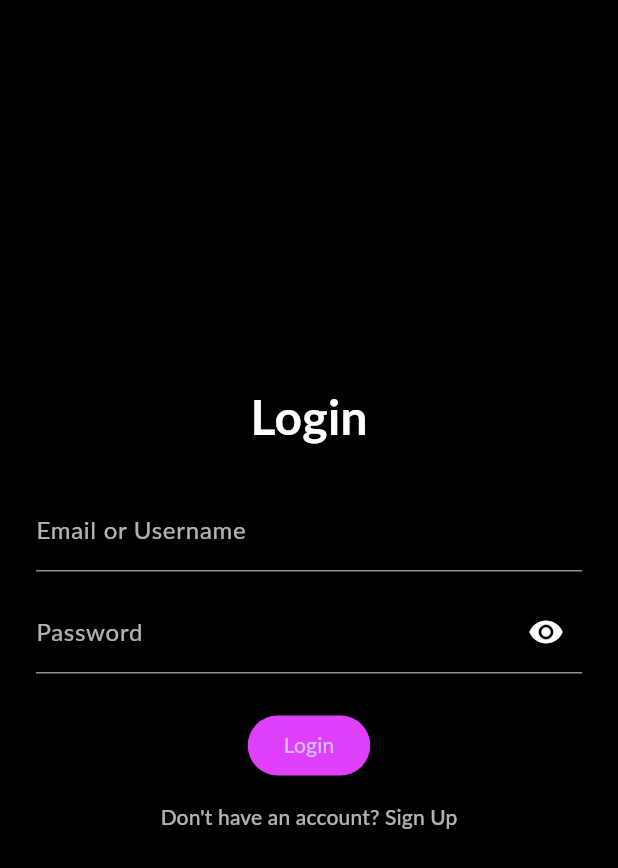
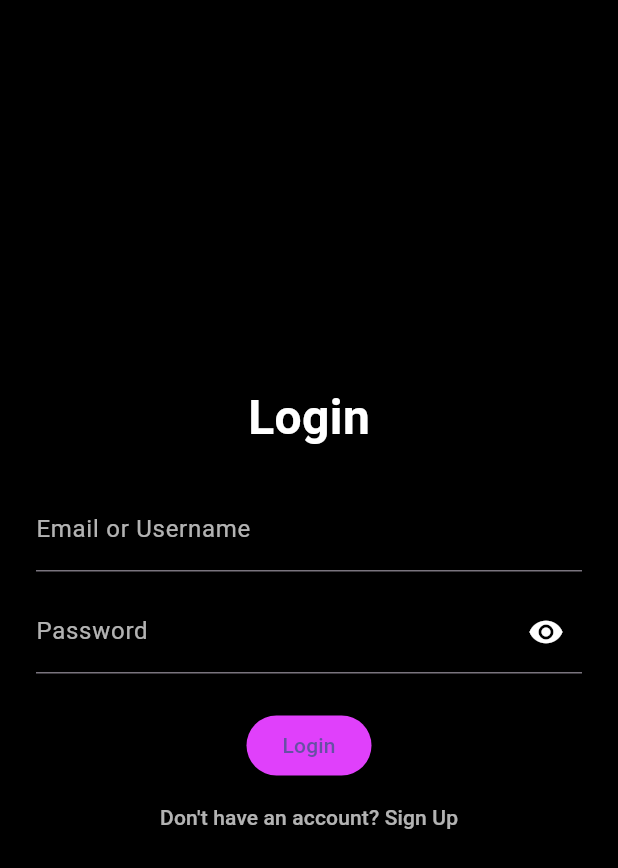
Before and after one commit to M-AmirBagheri/Music-Player, a Flutter app: the screen it shows after launch, item 2 of the bottom bar chosen, on a phone screen of 412 x 824 dp. Shown: the top 868 px of the screen. Run offline on Flutter 3.47's test engine with Material 3 defaults, Android fonts, the light colour scheme and no system bars; our stand-ins replace image_picker, just_audio, on_audio_query, shared_preferences; Roboto replaces fonts that are missing (Lato).

Commit message:
add theme provider

```diff
--- a/lib/main.dart
+++ b/lib/main.dart
@@ -1,7 +1,8 @@
 import 'package:flutter/material.dart';
 import 'package:flutter/services.dart';
+import 'package:provider/provider.dart';
 import 'pages/home/home_page.dart';
-
+import '../../widgets/theme_provider.dart';
 void main() {
   WidgetsFlutterBinding.ensureInitialized();
   SystemChrome.setSystemUIOverlayStyle(
@@ -14,26 +15,29 @@ void main() {
       systemNavigationBarContrastEnforced: false,
     ),
   );
-  runApp(const MyApp());
+
+  runApp(
+    ChangeNotifierProvider(
+      create: (context) => ThemeProvider(ThemeData.dark())..loadTheme(),
+      child: const MyApp(),
+    ),
+  );
 }
-
-
 
 class MyApp extends StatelessWidget {
   const MyApp({super.key});
 
   @override
   Widget build(BuildContext context) {
-    return MaterialApp(
-      debugShowCheckedModeBanner: false,
-      title: 'HICH Music',
-      theme: ThemeData(
-        fontFamily: 'Lato',
-        brightness: Brightness.dark,
-        primarySwatch: Colors.purple,
-        scaffoldBackgroundColor: Colors.black,
-      ),
-      home: const HomePage(),
+    return Consumer<ThemeProvider>(
+      builder: (context, themeProvider, child) {
+        return MaterialApp(
+          debugShowCheckedModeBanner: false,
+          title: 'HICH Music',
+          theme: themeProvider.themeData,  // اعمال تم فعلی
+          home: const HomePage(),
+        );
+      },
     );
   }
 }
```
Also changed, not shown: lib/pages/profile/settings_page.dart (+11 -3 lines), lib/widgets/theme_provider.dart (added, +37 -0 lines).
